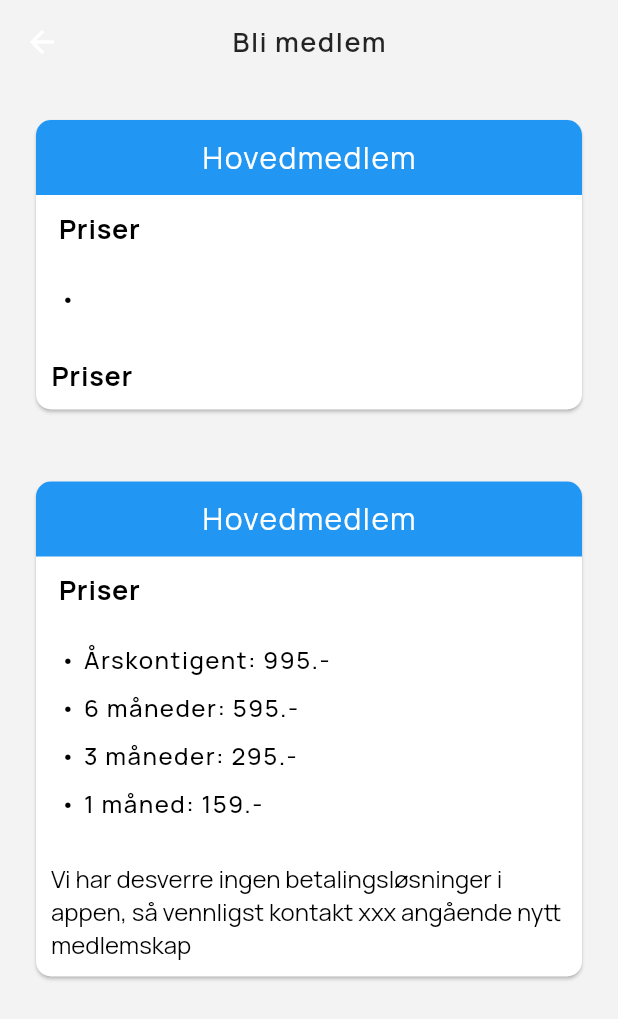
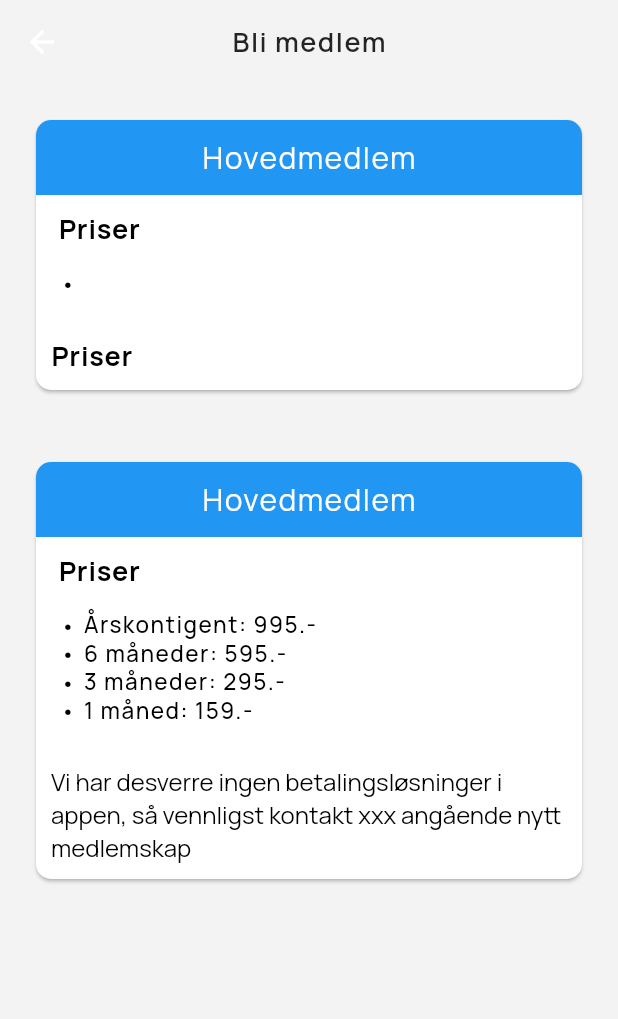
Before and after one commit to mathiasovreseth/stryn-esport, a Flutter app: the BecomeMemberPage screen opened directly, on a phone screen of 412 x 824 dp. Shown: the top 1019 px of the screen. Run offline on Flutter 3.47's test engine with Material 2 defaults, Android fonts, the phone set to English and light mode, and no system bars; our stand-ins replace bloc, cloud_firestore, equatable, firebase_auth, firebase_core, flutter_bloc and 4 more; missing offline and left inert: flow_builder; accounts and stored records are empty.

Commit message:
Slight adjustment to spacing on the bullet list widget

```diff
--- a/lib/widgets/custom_bullet_list.dart
+++ b/lib/widgets/custom_bullet_list.dart
@@ -20,7 +20,7 @@ class BulletList extends StatelessWidget {
                 '\u2022',
                 style: TextStyle(
                   fontSize: 16,
-                  height: 2,
+                  height: 1.2,
                   color: Colors.black,
                 ),
               ),
@@ -33,11 +33,11 @@ class BulletList extends StatelessWidget {
                   textAlign: TextAlign.left,
                   softWrap: true,
                   style: const TextStyle(
-                    fontSize: 16,
+                    fontSize: 15,
                     fontWeight: FontWeight.w500,
                     color: Colors.black,
                     letterSpacing: 1,
-                    height: 2,
+                    height: 1.2,
                   ),
                 ),
               ),
```
